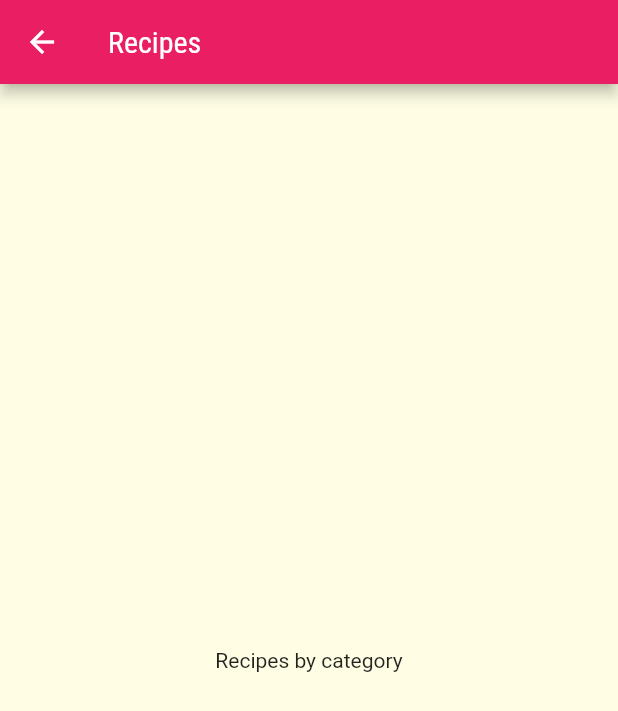
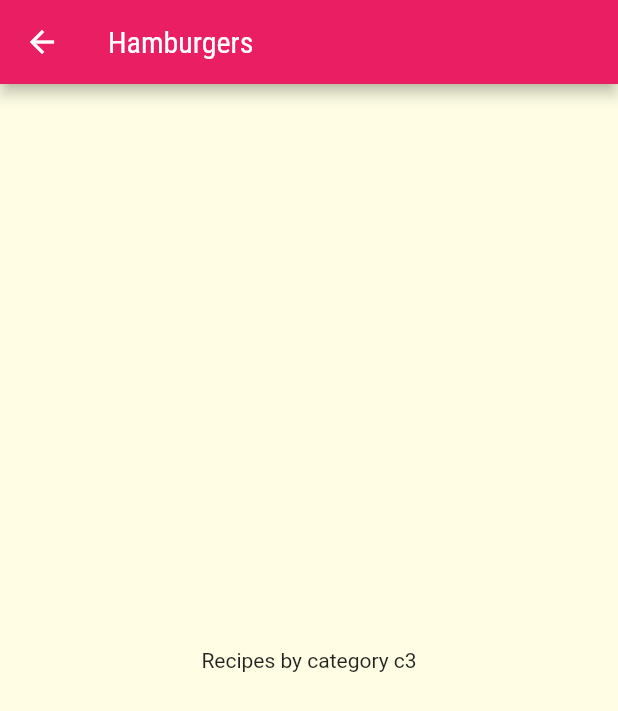
Before and after one commit to santclear/meals, a Flutter app: the screen it shows after launch, after a tap on "Hamburgers", on a phone screen of 412 x 824 dp. Shown: the top 711 px of the screen. Run offline on Flutter 3.47's test engine with Material 2 defaults, Android fonts, the phone set to English and light mode, and no system bars.

Commit message:
06 - Parameter passing between constructors.

```diff
--- a/lib/components/category_item.dart
+++ b/lib/components/category_item.dart
@@ -12,7 +12,7 @@ class CategoryItem extends StatelessWidget {
     Navigator.of(context).push(
       MaterialPageRoute(
         builder: (_) {
-          return const CategoriesMealsScreen();
+          return CategoriesMealsScreen(category);
         },
       ),
     );
--- a/lib/screens/categories_meals_screen.dart
+++ b/lib/screens/categories_meals_screen.dart
@@ -1,16 +1,20 @@
 import 'package:flutter/material.dart';
 
+import '../models/category.dart';
+
 class CategoriesMealsScreen extends StatelessWidget {
-  const CategoriesMealsScreen({super.key});
+  final Category category;
+
+  const CategoriesMealsScreen(this.category, {super.key});
 
   @override
   Widget build(BuildContext context) {
     return Scaffold(
       appBar: AppBar(
-        title: const Text('Recipes'),
+        title: Text(category.title),
       ),
-      body: const Center(
-        child: Text('Recipes by category'),
+      body: Center(
+        child: Text('Recipes by category ${category.id}'),
       ),
     );
   }
```
